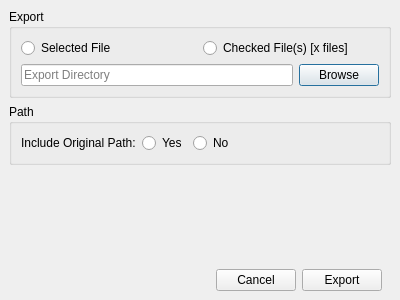
pjrinaldi/wombatforensics, file main/exportdialog.ui: the form before one commit.
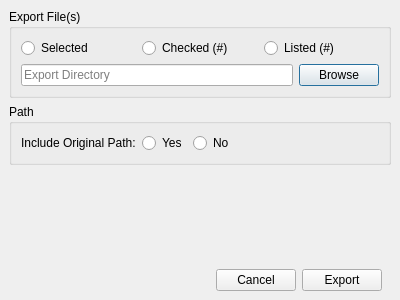
The form after the commit.

Commit message: working on exportdialog gui/interactions

Diff of the .ui file:
```diff
--- a/main/exportdialog.ui
+++ b/main/exportdialog.ui
@@ -52,7 +52,7 @@
      <item>
       <widget class="QGroupBox" name="groupBox_2">
        <property name="title">
-        <string>Export</string>
+        <string>Export File(s)</string>
        </property>
        <layout class="QVBoxLayout" name="verticalLayout_3">
         <item>
@@ -60,14 +60,24 @@
           <item>
            <widget class="QRadioButton" name="selectedFileRadioButton">
             <property name="text">
-             <string>Selected File</string>
+             <string>Selected</string>
             </property>
            </widget>
           </item>
           <item>
            <widget class="QRadioButton" name="checkedFileRadioButton">
             <property name="text">
-             <string>Checked File(s) [x files]</string>
+             <string>Checked (#)</string>
+            </property>
+            <attribute name="buttonGroup">
+             <string notr="true">exportButtonGroup</string>
+            </attribute>
+           </widget>
+          </item>
+          <item>
+           <widget class="QRadioButton" name="listedFileRadioButton">
+            <property name="text">
+             <string>Listed (#)</string>
             </property>
            </widget>
           </item>
```
Left out of the diff: 32 changed lines with no effect on the pictures. The commit also changes 1 other file.
